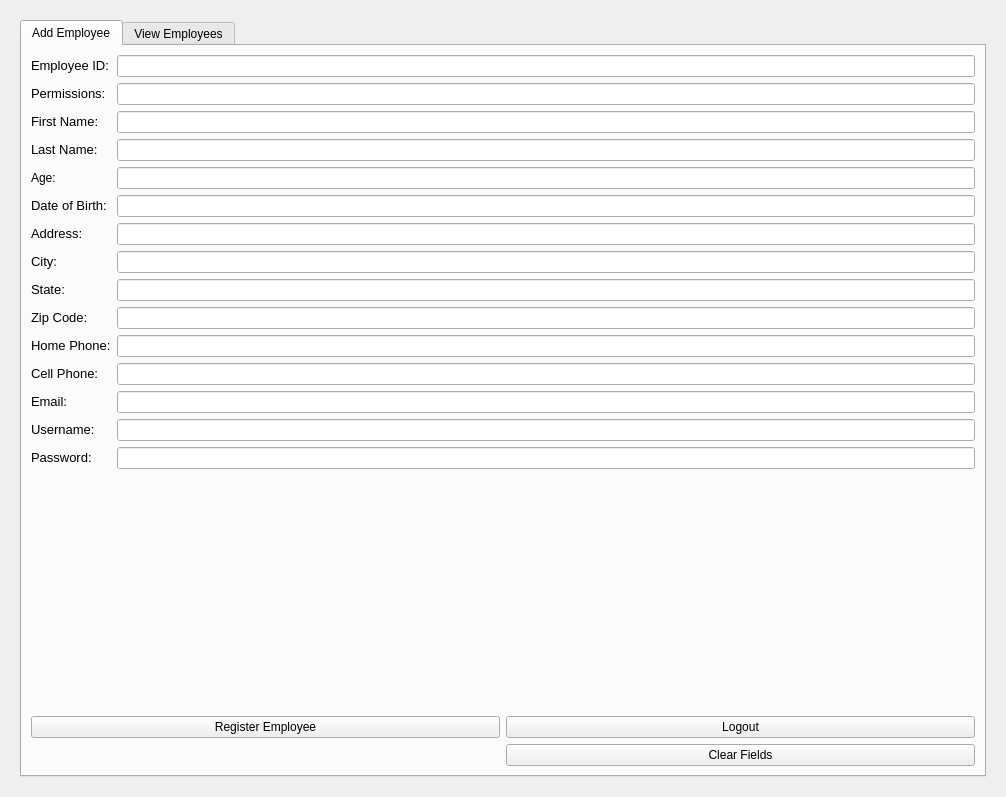
Above: src/qt/forms/employeemanager.ui from SyndicateLabs/SyndicateQT before the change. Below: the same form after it.
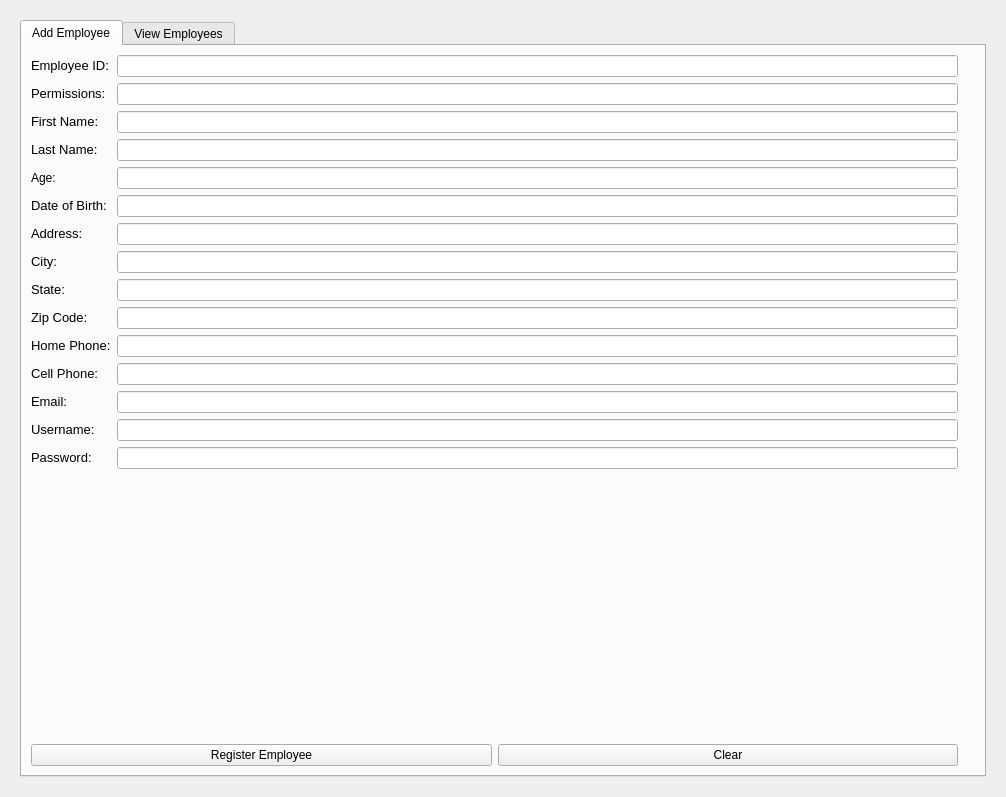
That is the form after the change. The open tabs and pages were chosen to show the change. Icons and pictures are not drawn.

What changed in the file:
```diff
--- a/src/qt/forms/employeemanager.ui
+++ b/src/qt/forms/employeemanager.ui
@@ -223,7 +223,7 @@
           <attribute name="title">
            <string>Add Employee</string>
           </attribute>
-          <layout class="QGridLayout" name="gridLayout_8">
+          <layout class="QGridLayout" name="gridLayout">
            <item row="0" column="0">
             <layout class="QGridLayout" name="gridLayout_3">
              <item row="0" column="0">
@@ -382,7 +382,7 @@
              </item>
             </layout>
            </item>
-           <item row="1" column="0">
+           <item row="1" column="1">
             <spacer name="verticalSpacer_3">
              <property name="orientation">
               <enum>Qt::Vertical</enum>
@@ -396,25 +396,18 @@
             </spacer>
            </item>
            <item row="2" column="0">
-            <layout class="QGridLayout" name="gridLayout">
-             <item row="0" column="0">
+            <layout class="QHBoxLayout" name="horizontalLayout_4">
+             <item>
               <widget class="QPushButton" name="savebutton">
                <property name="text">
                 <string>Register Employee</string>
                </property>
               </widget>
              </item>
-             <item row="0" column="1">
-              <widget class="QPushButton" name="logoutbutton">
-               <property name="text">
-                <string>Logout</string>
-               </property>
-              </widget>
-             </item>
-             <item row="1" column="1">
+             <item>
               <widget class="QPushButton" name="clearinfo">
                <property name="text">
-                <string>Clear Fields</string>
+                <string>Clear</string>
                </property>
               </widget>
              </item>
```
